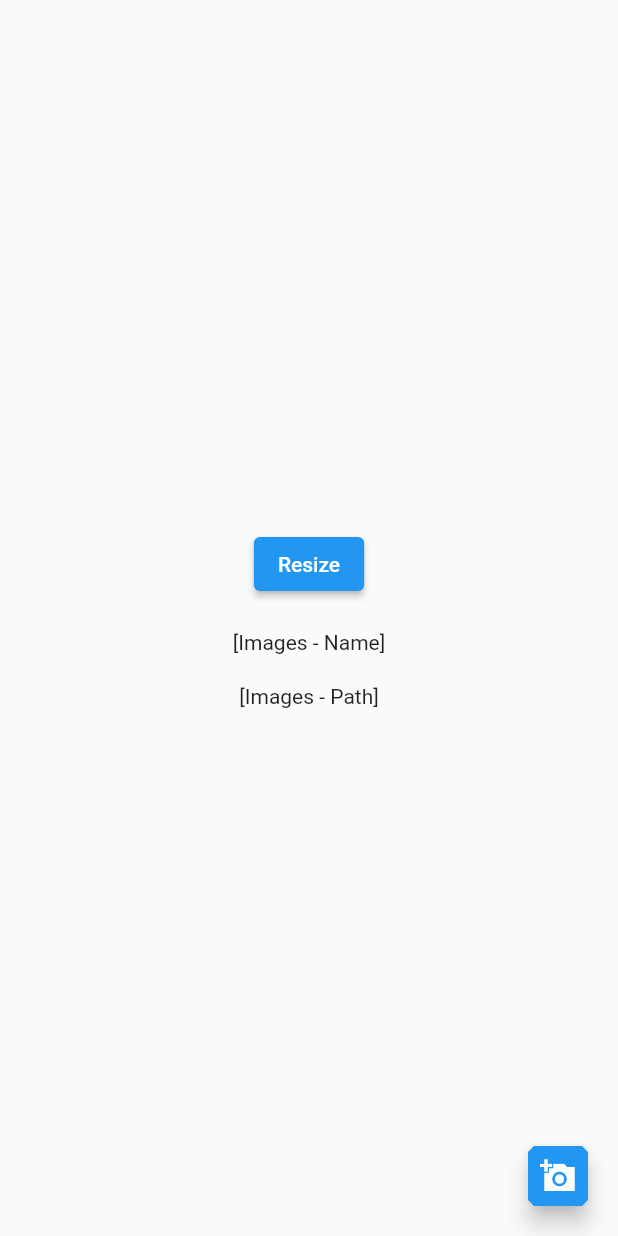
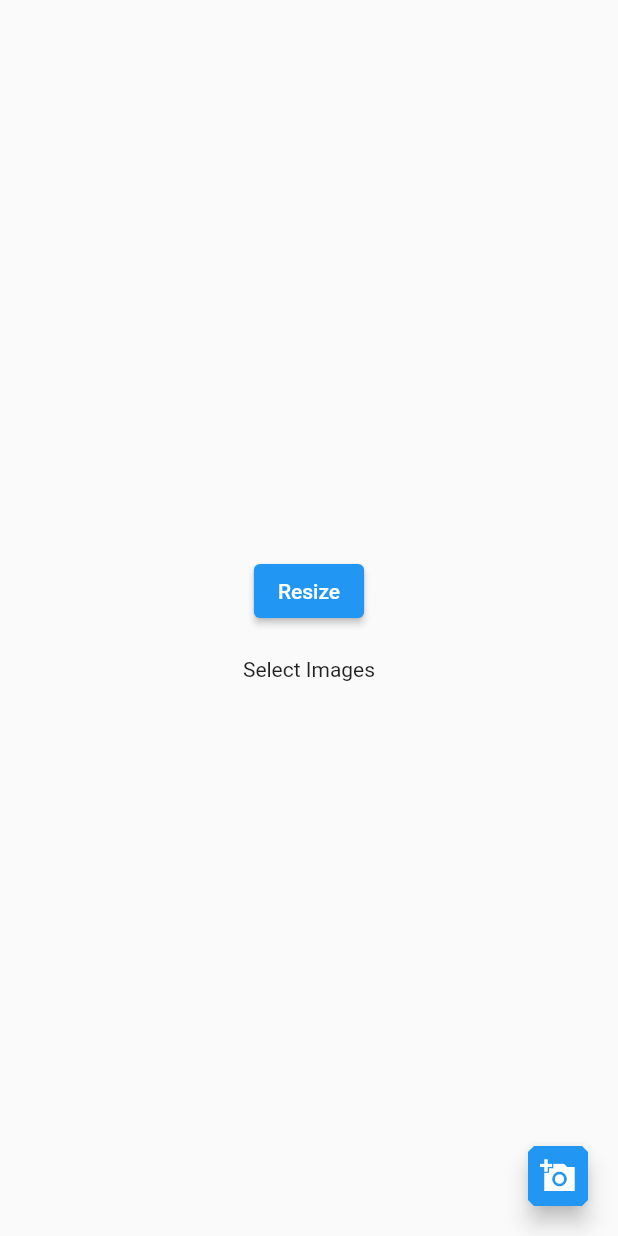
Before and after one commit to xaporos/image_compressor, a Flutter app: the screen it shows after launch, after a tap on the "add a photo" icon, on a phone screen of 412 x 824 dp. Run offline on Flutter 3.47's test engine with Material 2 defaults, Android fonts, the phone set to English and light mode, and no system bars; our stand-ins replace flutter_bloc; missing offline and left inert: file_selector.

Commit message:
add state management and multiple images compress function

```diff
--- a/lib/app/app.dart
+++ /dev/null
@@ -1,82 +0,0 @@
-import 'package:flutter/material.dart';
-import 'package:file_selector/file_selector.dart';
-import 'package:image_compressor/pages/home.dart';
-import 'package:image/image.dart' as img;
-
-class App extends StatefulWidget {
-  const App({super.key});
-
-  @override
-  State<App> createState() => _AppState();
-}
-
-class _AppState extends State<App> {
-  List<XFile> imageFileList = [];
-
-  imageSelector() async {
-    const XTypeGroup jpgsTypeGroup = XTypeGroup(
-      label: 'JPEGs',
-      extensions: <String>['jpg', 'JPG', 'jpeg'],
-    );
-    const XTypeGroup pngTypeGroup = XTypeGroup(
-      label: 'PNGs',
-      extensions: <String>['png'],
-    );
-    final List<XFile> files = await openFiles(acceptedTypeGroups: <XTypeGroup>[
-      jpgsTypeGroup,
-      pngTypeGroup,
-    ]);
-
-    if (files.isEmpty) {
-      // Operation was canceled by the user.
-      return;
-    } else {
-      setState(() {
-        imageFileList = files;
-      });
-    }
-  }
-
-  List<String> imagesPath() {
-    if (imageFileList.isNotEmpty) {
-      List<String> imagePath = imageFileList.map((e) => e.path).toList();
-
-      return imagePath;
-    } else {
-      return ['Images - Path'];
-    }
-  }
-
-  List<String> imagesName() {
-    if (imageFileList.isNotEmpty) {
-      List<String> imageName = imageFileList.map((e) => e.name).toList();
-
-      return imageName;
-    } else {
-      return ['Images - Name'];
-    }
-  }
-
-  compressImage() async {
-    String imagePath = imageFileList[0].path;
-    String imageName = imageFileList[0].name;
-    String resizedFilePath =
-        imagePath.replaceAll(imageName, '${imageName}_resized.jpg');
-
-    final cmd = img.Command()
-      ..decodeImageFile(imagePath)
-      ..encodeJpg(quality: 25)
-      ..writeToFile(resizedFilePath);
-
-    await cmd.executeThread();
-  }
-
-  @override
-  Widget build(BuildContext context) {
-    return Home(
-      imageSelector: imageSelector,
-      imagesName: imagesName(),
-      imagesPath: imagesPath(),
-    );
-  }
-}
--- /dev/null
+++ b/lib/blocs/images_selector_cubit.dart
@@ -0,0 +1,23 @@
+import 'package:file_selector/file_selector.dart';
+import 'package:flutter_bloc/flutter_bloc.dart';
+
+class ImagesSelectorCubit extends Cubit<List<XFile>> {
+  ImagesSelectorCubit() : super([]);
+
+  void selectImages() async {
+    const XTypeGroup jpgsTypeGroup = XTypeGroup(
+      label: 'JPEGs',
+      extensions: <String>['jpg', 'JPG', 'jpeg'],
+    );
+    const XTypeGroup pngTypeGroup = XTypeGroup(
+      label: 'PNGs',
+      extensions: <String>['png'],
+    );
+    final List<XFile> files = await openFiles(acceptedTypeGroups: <XTypeGroup>[
+      jpgsTypeGroup,
+      pngTypeGroup,
+    ]);
+
+    emit(files);
+  }
+}
--- a/lib/main.dart
+++ b/lib/main.dart
@@ -1,5 +1,7 @@
 import 'package:flutter/material.dart';
-import 'package:image_compressor/app/app.dart';
+import 'package:flutter_bloc/flutter_bloc.dart';
+import 'package:image_compressor/blocs/images_selector_cubit.dart';
+import 'package:image_compressor/screens/main_screen.dart';
 
 void main() async {
   runApp(const MainApp());
@@ -10,12 +12,10 @@ class MainApp extends StatelessWidget {
 
   @override
   Widget build(BuildContext context) {
-    return const MaterialApp(
-      home: Scaffold(
-        body: Center(
-          child: App(),
-        ),
-      ),
-    );
+    return MaterialApp(
+        home: BlocProvider(
+      create: (_) => ImagesSelectorCubit(),
+      child: const MainView(),
+    ));
   }
 }
--- a/lib/pages/home.dart
+++ /dev/null
@@ -1,47 +0,0 @@
-import 'package:flutter/material.dart';
-
-class Home extends StatelessWidget {
-  const Home(
-      {required this.imageSelector,
-      required this.imagesName,
-      required this.imagesPath,
-      super.key});
-
-  final Function? imageSelector;
-  final List<String> imagesName;
-  final List<String> imagesPath;
-
-  @override
-  Widget build(BuildContext context) {
-    return Scaffold(
-      body: Column(
-        mainAxisAlignment: MainAxisAlignment.center,
-        children: [
-          Center(
-            child: ElevatedButton(
-              onPressed: () {},
-              child: const Text('Resize'),
-            ),
-          ),
-          const SizedBox(
-            height: 20,
-          ),
-          Text(imagesName.toString()),
-          const SizedBox(
-            height: 20,
-          ),
-          Text(imagesPath.toString()),
-        ],
-      ),
-      floatingActionButton: FloatingActionButton.small(
-        onPressed: () {
-          imageSelector!();
-        },
-        shape: const BeveledRectangleBorder(
-          borderRadius: BorderRadius.all(Radius.circular(4)),
-        ),
-        child: const Icon(Icons.add_a_photo_sharp),
-      ),
-    );
-  }
-}
--- /dev/null
+++ b/lib/screens/main_screen.dart
@@ -0,0 +1,51 @@
+import 'package:file_selector/file_selector.dart';
+import 'package:flutter/material.dart';
+import 'package:flutter_bloc/flutter_bloc.dart';
+import 'package:image_compressor/blocs/images_selector_cubit.dart';
+import 'package:image_compressor/utilities/image_compressor.dart';
+
+class MainView extends StatelessWidget {
+  const MainView({super.key});
+
+  @override
+  Widget build(BuildContext context) {
+    return Scaffold(
+      body: BlocBuilder<ImagesSelectorCubit, List<XFile>>(
+        builder: (context, state) {
+          return Column(
+            mainAxisAlignment: MainAxisAlignment.center,
+            children: [
+              Center(
+                child: ElevatedButton(
+                  onPressed: () {
+                    ImageCompressor(files: state).compressImage();
+                  },
+                  child: const Text('Resize'),
+                ),
+              ),
+              const SizedBox(
+                height: 20,
+              ),
+              state.isNotEmpty
+                  ? Text('${ImageCompressor(files: state).getImageName()}')
+                  : const Text('Select Images'),
+            ],
+          );
+        },
+      ),
+      floatingActionButton: BlocBuilder<ImagesSelectorCubit, List<XFile>>(
+        builder: (context, state) {
+          return FloatingActionButton.small(
+            onPressed: () {
+              context.read<ImagesSelectorCubit>().selectImages();
+            },
+            shape: const BeveledRectangleBorder(
+              borderRadius: BorderRadius.all(Radius.circular(4)),
+            ),
+            child: const Icon(Icons.add_a_photo_sharp),
+          );
+        },
+      ),
+    );
+  }
+}
--- /dev/null
+++ b/lib/utilities/image_compressor.dart
@@ -0,0 +1,34 @@
+import 'package:file_selector/file_selector.dart';
+import 'package:image/image.dart' as img;
+
+class ImageCompressor {
+  ImageCompressor({required this.files});
+
+  List<XFile> files;
+
+  List<String> getImageName() {
+    List<String> imagesNameList = files.map((e) => e.name).toList();
+    return imagesNameList;
+  }
+
+  // List<String> getImagePath() {
+  //   List<String> imagesPathList = files.map((e) => e.path).toList();
+  //   return imagesPathList;
+  // }
+
+  compressImage() async {
+    for (int i = 0; i < files.length; i++) {
+      String imagePath = files[i].path;
+      String imageName = files[i].name;
+      String resizedFilePath =
+          imagePath.replaceAll(imageName, '${imageName}_resized.jpg');
+
+      final cmd = img.Command()
+        ..decodeImageFile(imagePath)
+        ..encodeJpg(quality: 25)
+        ..writeToFile(resizedFilePath);
+
+      await cmd.executeThread();
+    }
+  }
+}
--- a/pubspec.yaml
+++ b/pubspec.yaml
@@ -11,7 +11,7 @@ dependencies:
     sdk: flutter
   image: ^4.0.17
   file_selector: ^1.0.1
-  path: ^1.8.3
+  flutter_bloc: ^8.1.3
 
 dev_dependencies:
   flutter_test:
```
Also changed, not shown: pubspec.lock.
